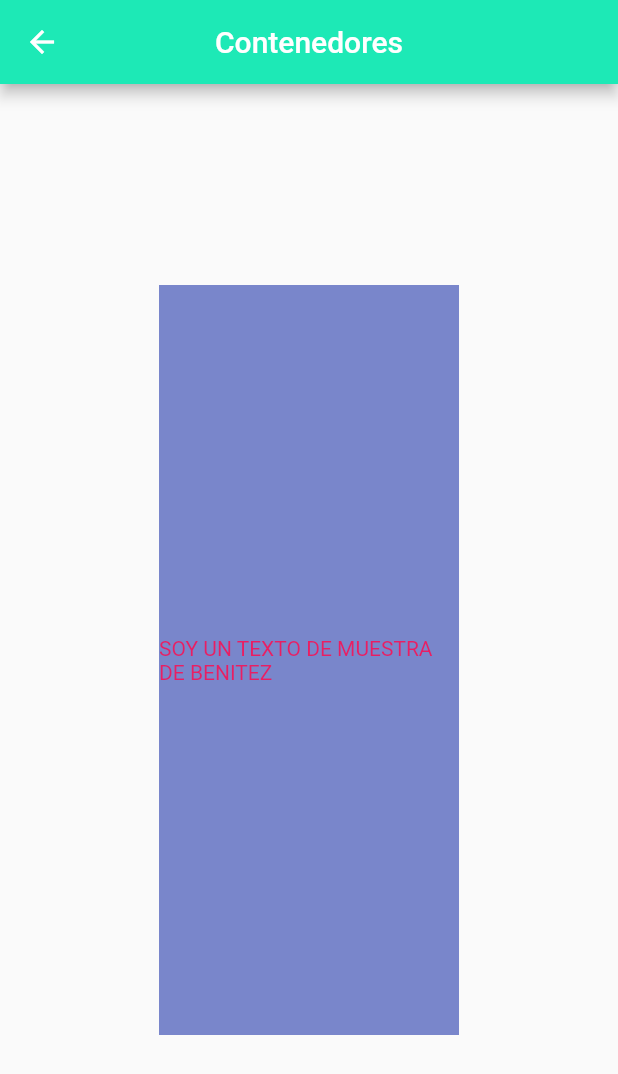
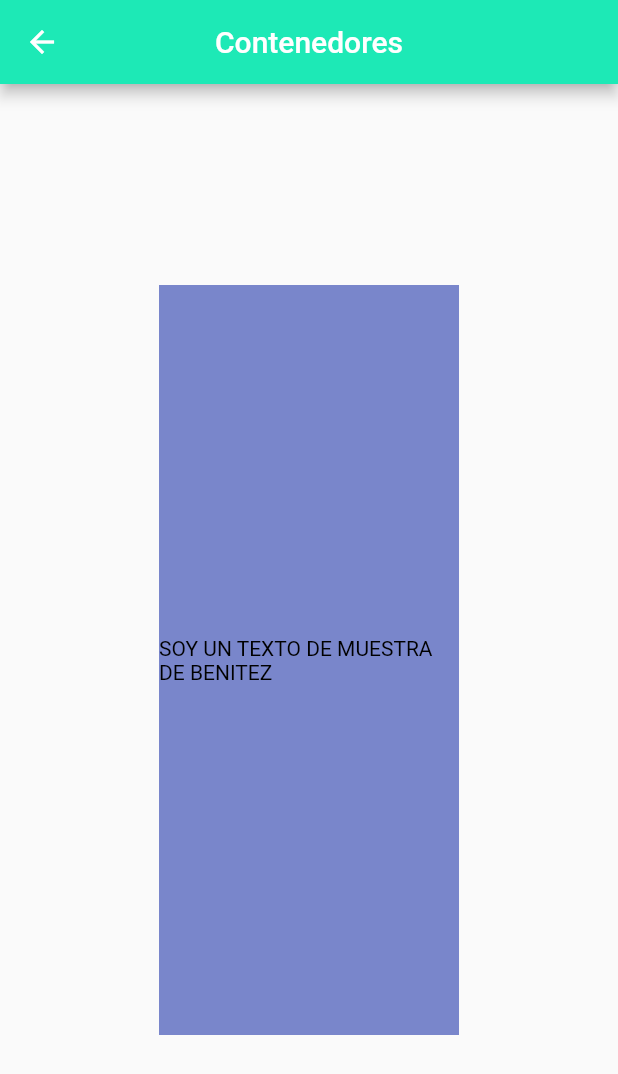
Before and after one commit to vianeyalejandra03/ruta_de_paginas, a Flutter app: the ContainerPage screen opened by its route, on a phone screen of 412 x 824 dp. Shown: the top 1074 px of the screen. Run offline on Flutter 3.47's test engine with Material 2 defaults, Android fonts, the phone set to English and light mode, and no system bars.

```diff
--- a/lib/src/pages/container_page.dart
+++ b/lib/src/pages/container_page.dart
@@ -18,7 +18,7 @@ class ContainerPage extends StatelessWidget {
             child: Center(
                 child: Text(
               'SOY UN TEXTO DE MUESTRA DE BENITEZ',
-              style: TextStyle(color: Colors.pink),
+              style: TextStyle(color: Colors.black),
             )),
           ),
         ),
```
Also changed, not shown: 1 other file.
